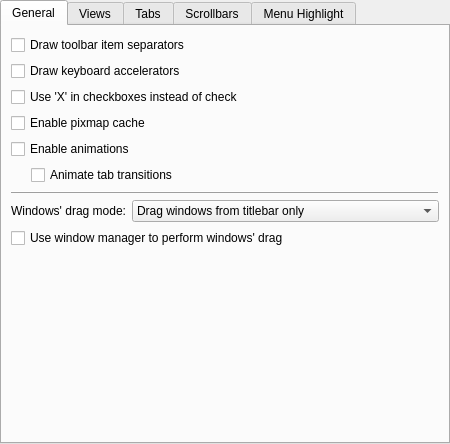
Before: the Qt Designer form kstyles/oxygen/config/ui/oxygenstyleconfig.ui in mgottschlag/kwin-tiling, drawn with Qt 5.
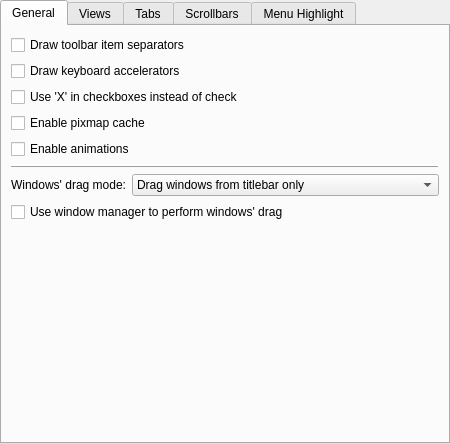
After: the same form once the commit is applied. Custom widgets are drawn as their Qt base class.

Commit message: removed non-expert "tab widget animations" option. is available in expert mode only.

Diff of the .ui file:
```diff
--- a/kstyles/oxygen/config/ui/oxygenstyleconfig.ui
+++ b/kstyles/oxygen/config/ui/oxygenstyleconfig.ui
@@ -80,44 +80,6 @@
          </property>
         </widget>
        </item>
-       <item>
-        <widget class="QWidget" name="_stackedTransitionWidget" native="true">
-         <layout class="QHBoxLayout" name="horizontalLayout_2">
-          <property name="margin">
-           <number>0</number>
-          </property>
-          <item>
-           <spacer name="horizontalSpacer_4">
-            <property name="orientation">
-             <enum>Qt::Horizontal</enum>
-            </property>
-            <property name="sizeType">
-             <enum>QSizePolicy::Fixed</enum>
-            </property>
-            <property name="sizeHint" stdset="0">
-             <size>
-              <width>20</width>
-              <height>20</height>
-             </size>
-            </property>
-           </spacer>
-          </item>
-          <item>
-           <widget class="QCheckBox" name="_stackedWidgetTransitionsEnabled">
-            <property name="sizePolicy">
-             <sizepolicy hsizetype="Expanding" vsizetype="Fixed">
-              <horstretch>0</horstretch>
-              <verstretch>0</verstretch>
-             </sizepolicy>
-            </property>
-            <property name="text">
-             <string>Animate tab transitions</string>
-            </property>
-           </widget>
-          </item>
-         </layout>
-        </widget>
-       </item>
        <item>
         <widget class="QFrame" name="frame">
          <property name="frameShape">
```
The commit also changes 1 other file.
